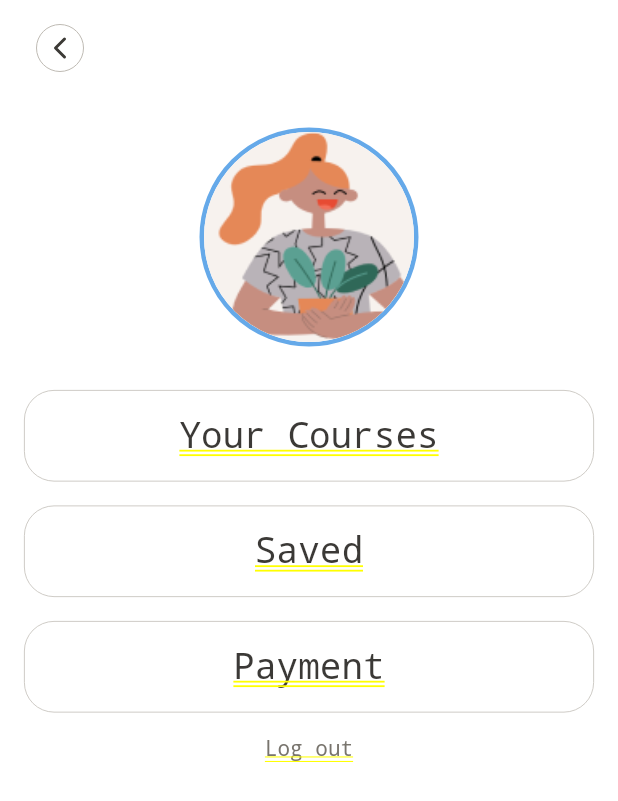
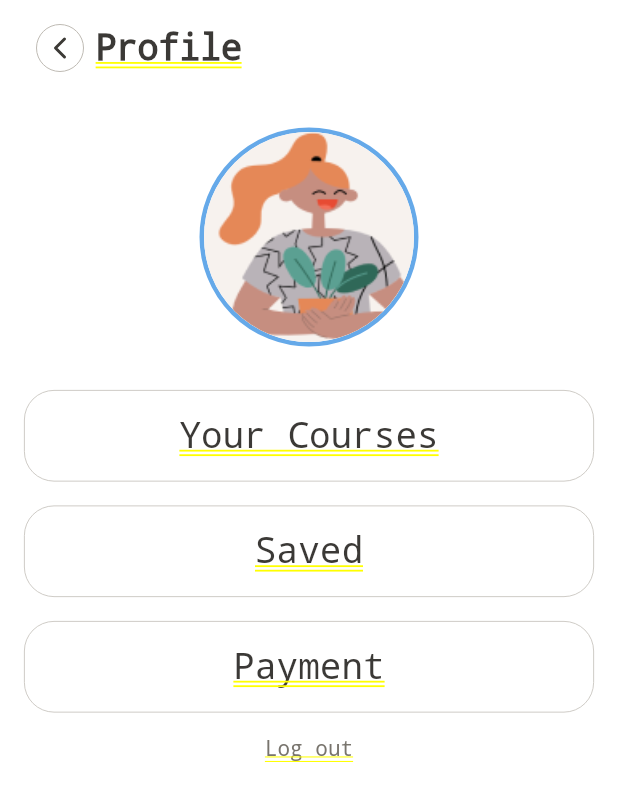
Before and after one commit to josephmangmang/OJT-Course-EdTech-Mobile-App, a Flutter app: the ProfileView screen opened by its route, on a phone screen of 412 x 824 dp. Shown: the top 801 px of the screen. Run offline on Flutter 3.47's test engine with Material 2 defaults, Android fonts, the phone set to English and light mode, and no system bars; our stand-ins replace cloud_firestore, dartz, firebase_auth, firebase_core, flutter_svg, freezed_annotation and 6 more; missing offline and left inert: bottom_nav_bar; accounts and stored records are empty; network calls fail.

Commit message:
Adding custom widget for reusable purpose

```diff
--- a/lib/app/app.dart
+++ b/lib/app/app.dart
@@ -36,7 +36,6 @@ import 'package:edtechapp/services/authentication_service.dart';
 import 'package:edtechapp/services/shared_pref_service_service.dart';
 
 import '../services/authentication_service_mock.dart';
-import 'package:edtechapp/ui/views/appbar/appbar_view.dart';
 // @stacked-import
 
 @StackedApp(
@@ -64,7 +63,6 @@ import 'package:edtechapp/ui/views/appbar/appbar_view.dart';
     MaterialRoute(page: SearchResultsView),
     MaterialRoute(page: ForgotPasswordView),
     MaterialRoute(page: NavigationBarView),
-    MaterialRoute(page: AppbarView),
 // @stacked-route
   ],
   dependencies: [
--- a/lib/ui/common/app_strings.dart
+++ b/lib/ui/common/app_strings.dart
@@ -1,4 +1,3 @@
 const String ksHomeBottomSheetTitle = 'Build Great Apps!';
 const String ksHomeBottomSheetDescription =
     'Stacked is built to help you build better apps. Give us a chance and we\'ll prove it to you. Check out stacked.filledstacks.com to learn more';
-String appBarTitle = "";
--- a/lib/ui/views/appbar/appbar_view.dart
+++ /dev/null
@@ -1,52 +0,0 @@
-import 'package:edtechapp/ui/common/app_strings.dart';
-import 'package:flutter/material.dart';
-import 'package:flutter_svg/flutter_svg.dart';
-import 'package:stacked/stacked.dart';
-
-import 'appbar_viewmodel.dart';
-
-class AppbarView extends StackedView<AppbarViewModel> {
-  const AppbarView({Key? key}) : super(key: key);
-
-  @override
-  Widget builder(
-    BuildContext context,
-    AppbarViewModel viewModel,
-    Widget? child,
-  ) {
-    return Container(
-      width: double.infinity,
-      child: Row(
-        children: [
-          IconButton(
-            onPressed: viewModel.back,
-            icon: Stack(
-              alignment: Alignment.center,
-              children: [
-                SvgPicture.asset('assets/svg/Background.svg'),
-                SvgPicture.asset('assets/svg/Go-back.svg'),
-              ],
-            ),
-          ),
-          Expanded(
-            child: Text(
-              appBarTitle,
-              style: const TextStyle(
-                color: Color(0xFF3B3936),
-                fontSize: 24,
-                fontWeight: FontWeight.w700,
-                letterSpacing: -0.50,
-              ),
-            ),
-          ),
-        ],
-      ),
-    );
-  }
-
-  @override
-  AppbarViewModel viewModelBuilder(
-    BuildContext context,
-  ) =>
-      AppbarViewModel();
-}
--- a/lib/ui/views/appbar/appbar_viewmodel.dart
+++ /dev/null
@@ -1,13 +0,0 @@
-import 'package:stacked/stacked.dart';
-import 'package:stacked_services/stacked_services.dart';
-
-import '../../../app/app.locator.dart';
-
-class AppbarViewModel extends BaseViewModel {
-  final _navigationService = locator<NavigationService>();
-
-  final String title = "";
-  void back() {
-    _navigationService.back();
-  }
-}
--- a/lib/ui/views/profile/profile_view.dart
+++ b/lib/ui/views/profile/profile_view.dart
@@ -1,4 +1,4 @@
-import 'package:edtechapp/ui/views/appbar/appbar_view.dart';
+import 'package:edtechapp/ui/custom_widget/custom_widget.dart';
 import 'package:flutter/material.dart';
 import 'package:stacked/stacked.dart';
 import 'package:edtechapp/ui/views/navigation_bar/navigation_bar_view.dart';
@@ -20,7 +20,10 @@ class ProfileView extends StackedView<ProfileViewModel> {
           margin: const EdgeInsets.symmetric(horizontal: 16, vertical: 8),
           child: Column(
             children: [
-              const AppbarView(),
+              CustomAppBar(
+                action: viewModel.goBack,
+                title: "Profile",
+              ),
               const SizedBox(
                 height: 32,
               ),
--- a/lib/ui/views/profile/profile_viewmodel.dart
+++ b/lib/ui/views/profile/profile_viewmodel.dart
@@ -1,4 +1,6 @@
+import 'package:edtechapp/app/app.router.dart';
 import 'package:stacked/stacked.dart';
+import 'package:stacked_services/stacked_services.dart';
 
 import '../../../app/app.locator.dart';
 import '../../../model/user.dart';
@@ -7,9 +9,13 @@ import '../../common/app_constants.dart';
 
 class ProfileViewModel extends BaseViewModel {
   final _shared = locator<SharedService>();
+  final _navigationService = locator<NavigationService>();
 
   User? user;
 
+  void goBack() {
+    _navigationService.replaceWithHomeView();
+  }
   getUser() async {
     setBusy(true);
     user = await _shared.getUser(AppConstants.userPrefKey);
--- a/lib/ui/views/sign_up/sign_up_view.dart
+++ b/lib/ui/views/sign_up/sign_up_view.dart
@@ -1,4 +1,4 @@
-import 'package:edtechapp/ui/views/appbar/appbar_view.dart';
+import 'package:edtechapp/ui/custom_widget/custom_widget.dart';
 import 'package:flutter/material.dart';
 import 'package:stacked/stacked.dart';
 
@@ -26,7 +26,9 @@ class SignUpView extends StackedView<SignUpViewModel> {
                         const SizedBox(
                           height: 16,
                         ),
-                        const AppbarView(),
+                        CustomAppBar(
+                          action: viewModel.goToLoginPage,
+                        ),
                         Image.asset(
                           'assets/png/Cool Kids Standing (1).png',
                         ),
--- a/lib/ui/views/sign_up/sign_up_viewmodel.dart
+++ b/lib/ui/views/sign_up/sign_up_viewmodel.dart
@@ -46,4 +46,5 @@ class SignUpViewModel extends BaseViewModel {
   void goToLoginPage() {
     _navigatorService.replaceWithLoginView();
   }
+
 }
```
Also changed, not shown: lib/ui/custom_widget/custom_widget.dart (added, +145 -0 lines), 2 other files.
